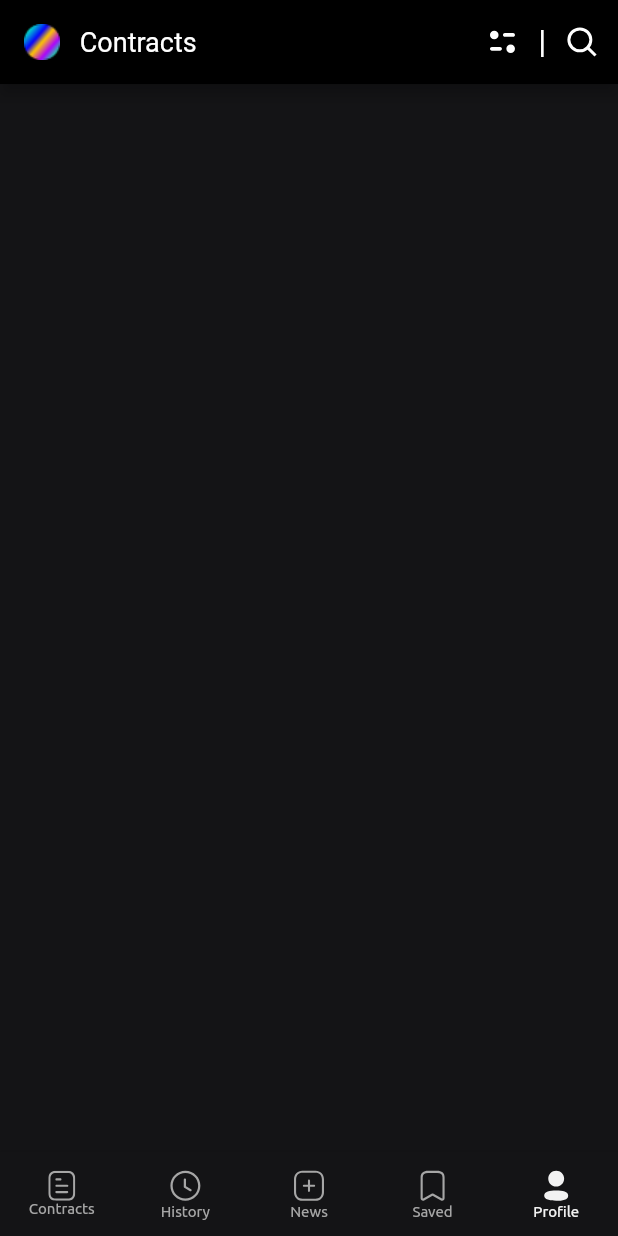
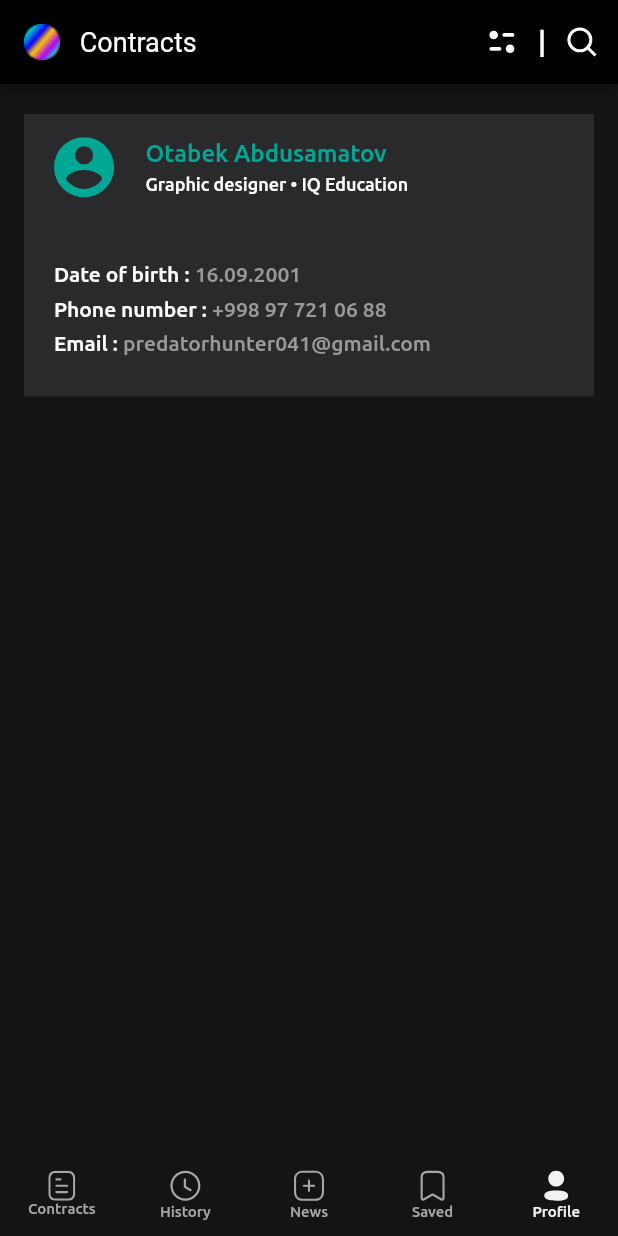
Before and after one commit to Jasurbek-Jaxongirov/iBilling, a Flutter app: the screen it shows after launch, item 5 of the bottom bar chosen, on a phone screen of 412 x 824 dp. Run offline on Flutter 3.47's test engine with Material 2 defaults, Android fonts, the phone set to English and light mode, and no system bars; our stand-ins replace bloc, flutter_bloc, flutter_svg, jiffy; project files that could hold a hidden picture were left out.

Commit message:
extra changes are applied

```diff
--- a/lib/blocs/contract_cubit.dart
+++ b/lib/blocs/contract_cubit.dart
@@ -3,18 +3,19 @@ import 'package:i_billing/api/mock_ibilling_service.dart';
 import 'package:i_billing/models/contract.dart';
 import 'package:i_billing/ui/android/components/contract_item.dart';
 
-
 class ContractCubit extends Cubit<List<ContractItem>> {
-
   List<Contract> mockData = [];
   List<ContractItem> contractItemWidgets = [];
+
   ContractCubit() : super([]);
+  var _isContractActive = true;
 
-  Future<List<Contract> > getContracts() async {
+  bool get isContractActive {
+    return _isContractActive;
+  }
+  Future<List<Contract>> getContracts() async {
     return mockData = await MockIBillingService().getContractResponse();
   }
-
-
 
   Future<List<ContractItem>> getContractItemWidgets() async {
     await getContracts();
@@ -22,10 +23,15 @@ class ContractCubit extends Cubit<List<ContractItem>> {
       return [];
     }
     mockData.forEach((itemData) {
-      contractItemWidgets.add(ContractItem(lastInvoice: itemData.lastInvoice,
-          contractStatus: itemData.contractStatus));
+      contractItemWidgets.add(ContractItem(
+        contract: itemData,
+      ));
     });
     emit(contractItemWidgets);
     return contractItemWidgets;
   }
+
+  void toggleButton(bool response) {
+    _isContractActive = response;
+  }
 }
--- a/lib/main.dart
+++ b/lib/main.dart
@@ -5,6 +5,7 @@ import 'package:flutter_bloc/flutter_bloc.dart';
 import 'package:i_billing/blocs/contract_cubit.dart';
 import 'package:i_billing/ui/android/contracts_page.dart';
 import 'package:i_billing/ui/android/history_page.dart';
+import 'package:i_billing/ui/android/profile_page.dart';
 import 'package:i_billing/ui/theme/app_constants.dart';
 import 'package:i_billing/ui/theme/app_theme.dart';
 import 'package:flutter_svg/flutter_svg.dart';
@@ -47,7 +48,7 @@ var pickedDate = DateTime.now();
 class _MyHomePageState extends State<MyHomePage> {
   var _index = 0;
   final pages = <Widget>[
-    ContractsPage(),
+    const ContractsPage(),
     HistoryPage(),
     Container(
       width: double.infinity,
@@ -59,11 +60,7 @@ class _MyHomePageState extends State<MyHomePage> {
       height: double.infinity,
       color: Constants.darkestColor,
     ),
-    Container(
-      width: double.infinity,
-      height: double.infinity,
-      color: Constants.darkestColor,
-    ),
+    const ProfilePage(),
   ];
   @override
   Widget build(BuildContext context) {
@@ -117,7 +114,6 @@ class _MyHomePageState extends State<MyHomePage> {
                 style: TextStyle(
                   fontSize: 18,
                   color: Theme.of(context).primaryColor,
-
                 ),
               ),
             ),
--- /dev/null
+++ b/lib/models/user.dart
@@ -0,0 +1,17 @@
+class User {
+  String userId;
+  String firstName;
+  String lastName;
+  DateTime dateOfBirth;
+  String phoneNumber;
+  String email;
+
+  User({
+    required this.userId,
+    required this.firstName,
+    required this.lastName,
+    required this.dateOfBirth,
+    required this.phoneNumber,
+    required this.email,
+  });
+}
--- a/lib/ui/android/components/calendar.dart
+++ b/lib/ui/android/components/calendar.dart
@@ -11,6 +11,7 @@ class CustomCalendar extends StatefulWidget {
 
 class _CustomCalendarState extends State<CustomCalendar> {
   var pickedDate = DateTime.now();
+  var jiffy1 = Jiffy();
   var _isActive = false;
 
   @override
--- a/lib/ui/android/components/contract_item.dart
+++ b/lib/ui/android/components/contract_item.dart
@@ -1,15 +1,16 @@
 import 'package:flutter/material.dart';
 import 'package:flutter_svg/flutter_svg.dart';
+import 'package:i_billing/models/contract.dart';
 import 'package:i_billing/ui/theme/app_constants.dart';
 
 class ContractItem extends StatelessWidget {
-  final int lastInvoice;
-  final String contractStatus;
+  final Contract contract;
 
   // ignore: use_key_in_widget_constructors
-  const ContractItem(
-      {Key? key, required this.lastInvoice, required this.contractStatus})
-      : super(key: key);
+  const ContractItem({
+    Key? key,
+    required this.contract,
+  }) : super(key: key);
 
   @override
   Widget build(BuildContext context) {
@@ -17,25 +18,80 @@ class ContractItem extends StatelessWidget {
       width: double.infinity,
       height: 148,
       color: Constants.darkerColor,
+      padding: const EdgeInsets.symmetric(horizontal: 12.62, vertical: 12),
       child: Column(
         children: [
           Row(
             children: [
               SvgPicture.asset('assets/icons/paper.svg'),
-              Text('№ $lastInvoice'),
+              Text(
+                '№ ${contract.lastInvoice}',
+                style: Theme.of(context).textTheme.bodyText1,
+              ),
               Spacer(),
               Chip(
                 label: Text(
-                  contractStatus,
+                  contract.contractStatus,
                   style: const TextStyle(
                     color: Color(0XFF49B7A5),
                   ),
                 ),
               ),
             ],
-          )
+          ),
+          Expanded(
+            child: Column(
+              crossAxisAlignment: CrossAxisAlignment.start,
+              children: [
+                CustomRichText(
+                    labelText: 'Fish: ', infoText: contract.fullName),
+                CustomRichText(
+                    labelText: 'Amount:', infoText: '${contract.amount}'),
+                CustomRichText(
+                    labelText: 'Last invoice: ',
+                    infoText: '№ ${contract.lastInvoice}'),
+                Row(
+                  children: [
+                    CustomRichText(
+                        labelText: 'Number of invoice: ',
+                        infoText: '${contract.invoiceAmount}'),
+                    const Spacer(),
+                    Text(
+                      '${contract.createdAt}',
+                      style: Theme.of(context).textTheme.bodyText1!.copyWith(
+                            color: const Color(0xFF999999),
+                          ),
+                    ),
+                  ],
+                ),
+              ],
+            ),
+          ),
         ],
       ),
     );
   }
 }
+
+class CustomRichText extends StatelessWidget {
+  final String labelText;
+  final String infoText;
+
+  const CustomRichText(
+      {Key? key, required this.labelText, required this.infoText})
+      : super(key: key);
+
+  @override
+  Widget build(BuildContext context) {
+    return RichText(
+      text: TextSpan(text: labelText, children: [
+        TextSpan(
+          text: infoText,
+          style: Theme.of(context).textTheme.bodyText1!.copyWith(
+                color: const Color(0xFF999999),
+              ),
+        ),
+      ]),
+    );
+  }
+}
--- /dev/null
+++ b/lib/ui/android/components/profile_container.dart
@@ -0,0 +1,91 @@
+import 'package:flutter/material.dart';
+import 'package:flutter_svg/flutter_svg.dart';
+import 'package:jiffy/jiffy.dart';
+import '/models/user.dart';
+import '/ui/theme/app_constants.dart';
+
+class ProfileContainer extends StatelessWidget {
+  final User user;
+  const ProfileContainer({Key? key, required this.user}) : super(key: key);
+
+  @override
+  Widget build(BuildContext context) {
+    return Container(
+      width: double.infinity,
+      height: 188.11,
+      decoration: const BoxDecoration(color: Constants.darkColor),
+      child: Column(
+        crossAxisAlignment: CrossAxisAlignment.start,
+        mainAxisAlignment: MainAxisAlignment.spaceAround,
+        children: [
+          ListTile(
+            leading: SvgPicture.asset('assets/icons/account-circle.svg'),
+            title: Text(
+              '${user.firstName} ${user.lastName}',
+              style: Theme.of(context)
+                  .textTheme
+                  .bodyText2!
+                  .copyWith(color: Constants.lightGreenColor),
+            ),
+            subtitle: Text(
+              'Graphic designer • IQ Education',
+              style:
+                  Theme.of(context).textTheme.bodyText1!.copyWith(fontSize: 12),
+            ),
+          ),
+          Expanded(
+            child: Padding(
+              padding: const EdgeInsets.symmetric(horizontal: 20, vertical: 20),
+              child: Column(
+                crossAxisAlignment: CrossAxisAlignment.start,
+                mainAxisAlignment: MainAxisAlignment.spaceEvenly,
+                children: [
+                  CustomRichText(
+                    titleText: 'Date of birth',
+                    infoText: '${Jiffy(user.dateOfBirth).format("dd.MM.yyyy")}',
+                  ),
+                  CustomRichText(
+                    titleText: 'Phone number',
+                    infoText: '${user.phoneNumber}',
+                  ),
+                  CustomRichText(
+                    titleText: 'Email',
+                    infoText: '${user.email}',
+                  ),
+                ],
+              ),
+            ),
+          ),
+        ],
+      ),
+    );
+  }
+}
+
+class CustomRichText extends StatelessWidget {
+  const CustomRichText({
+    Key? key,
+    required this.titleText,
+    required this.infoText,
+  }) : super(key: key);
+
+  final String titleText;
+  final String infoText;
+
+  @override
+  Widget build(BuildContext context) {
+    return RichText(
+      text: TextSpan(
+        text: '$titleText :',
+        style: Theme.of(context).textTheme.bodyText1,
+        children: [
+          TextSpan(
+              text: ' $infoText',
+              style: Theme.of(context).textTheme.bodyText1!.copyWith(
+                    color: const Color(0xFF999999),
+                  )),
+        ],
+      ),
+    );
+  }
+}
--- /dev/null
+++ b/lib/ui/android/profile_page.dart
@@ -0,0 +1,33 @@
+import 'package:flutter/material.dart';
+import '/models/user.dart';
+import '/ui/android/components/profile_container.dart';
+import '/ui/theme/app_constants.dart';
+
+class ProfilePage extends StatelessWidget {
+  const ProfilePage({Key? key}) : super(key: key);
+
+  @override
+  Widget build(BuildContext context) {
+    return Container(
+      padding: const EdgeInsets.symmetric(horizontal: 16, vertical: 20),
+      height: double.infinity,
+      width: double.infinity,
+      decoration: const BoxDecoration(
+        color: Constants.darkestColor,
+      ),
+      child: Column(
+        children: [
+          ProfileContainer(
+            user: User(
+                userId: DateTime.now().toString(),
+                firstName: 'Otabek',
+                lastName: 'Abdusamatov',
+                dateOfBirth: DateTime(2001, 09, 16),
+                phoneNumber: '+998 97 721 06 88',
+                email: 'predatorhunter041@gmail.com'),
+          ),
+        ],
+      ),
+    );
+  }
+}
--- a/lib/ui/theme/app_text_theme.dart
+++ b/lib/ui/theme/app_text_theme.dart
@@ -7,6 +7,11 @@ class AppTextTheme {
       fontSize: 14,
       fontWeight: FontWeight.w500,
     ),
+    bodyText2: TextStyle(
+      color: Colors.white,
+      fontSize: 16,
+      fontWeight: FontWeight.w500,
+    ),
     headline5: TextStyle(
       color: Colors.white,
       fontSize: 18,
```
Also changed, not shown: assets/sample_json/contracts.json (+1 -31 lines), lib/ui/android/contracts_page.dart (+49 -29 lines), assets/icons/account-circle.svg (added), lib/ui/android/components/language_change_container.dart (added). Lines whose indentation alone changed are shown as unchanged.
